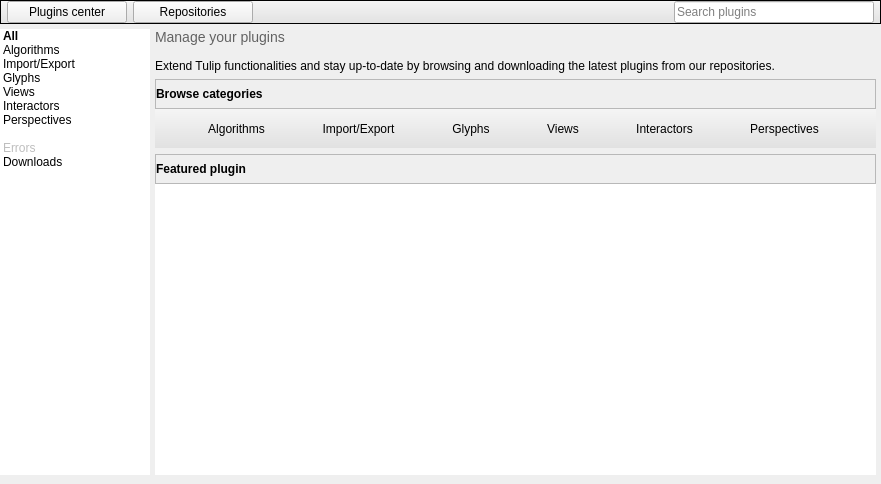
The window that software/tulip/designer/PluginsCenter.ui (vadivelselvaraj/TulipGLImprovement) describes before a commit, drawn with Qt 5.
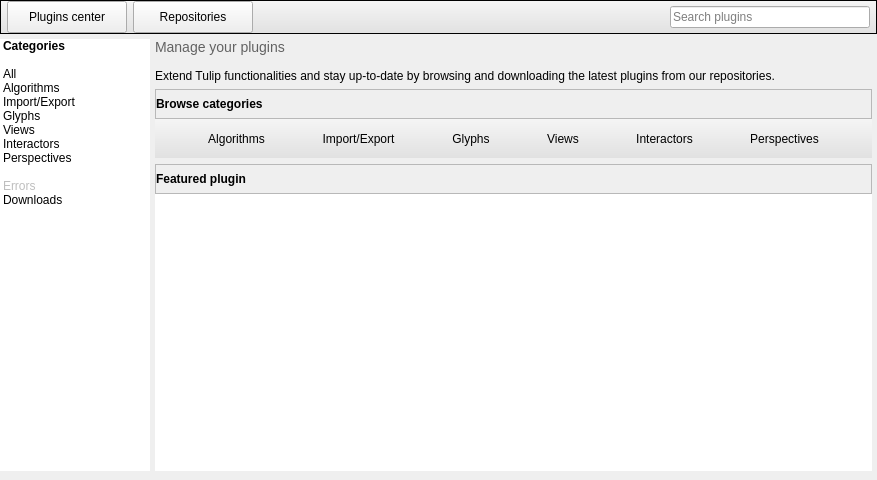
The same window after the commit. Icons and pictures are not drawn. Custom widgets are drawn as their Qt base class.

Commit message: Somehow added a (serious) first implementation of detailed informations panel, still have to refactor some code between PluginInformationsListItem and DetailedPluginInformationsWidget

```diff
--- a/software/tulip/designer/PluginsCenter.ui
+++ b/software/tulip/designer/PluginsCenter.ui
@@ -6,8 +6,8 @@
    <rect>
     <x>0</x>
     <y>0</y>
-    <width>881</width>
-    <height>484</height>
+    <width>877</width>
+    <height>480</height>
    </rect>
   </property>
   <property name="windowTitle">
@@ -59,7 +59,7 @@
         <property name="minimumSize">
          <size>
           <width>120</width>
-          <height>0</height>
+          <height>32</height>
          </size>
         </property>
         <property name="maximumSize">
@@ -87,7 +87,7 @@
         <property name="minimumSize">
          <size>
           <width>120</width>
-          <height>0</height>
+          <height>32</height>
          </size>
         </property>
         <property name="maximumSize">
@@ -212,7 +212,7 @@
          </property>
          <item>
           <property name="text">
-           <string>All</string>
+           <string>Categories</string>
           </property>
           <property name="font">
            <font>
@@ -220,6 +220,22 @@
             <bold>true</bold>
            </font>
           </property>
+          <property name="flags">
+           <set>ItemIsEnabled</set>
+          </property>
+         </item>
+         <item>
+          <property name="text">
+           <string/>
+          </property>
+          <property name="flags">
+           <set>NoItemFlags</set>
+          </property>
+         </item>
+         <item>
+          <property name="text">
+           <string>All</string>
+          </property>
           <property name="icon">
            <iconset>
             <normaloff>:/tulip/gui/icons/logo32x32.png</normaloff>:/tulip/gui/icons/logo32x32.png</iconset>
@@ -657,8 +673,8 @@
                <rect>
                 <x>0</x>
                 <y>0</y>
-                <width>715</width>
-                <height>213</height>
+                <width>711</width>
+                <height>192</height>
                </rect>
               </property>
               <property name="styleSheet">
```
Left out of the diff: 12 changed lines with no effect on the pictures. The commit also changes 13 other files.
